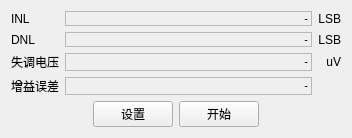
Quenii/ADCEVM-minor, file trunk/soft/zebra-tester/qdynamictestwidget.ui: the form before one commit.
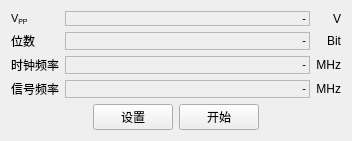
The form after the commit. Custom widgets are drawn as their Qt base class.

The edit to the form file:
```diff
--- a/trunk/soft/zebra-tester/qdynamictestwidget.ui
+++ b/trunk/soft/zebra-tester/qdynamictestwidget.ui
@@ -19,7 +19,14 @@
      <item row="0" column="0" colspan="2">
       <widget class="QLabel" name="label_16">
        <property name="text">
-        <string>INL</string>
+        <string>&lt;!DOCTYPE HTML PUBLIC &quot;-//W3C//DTD HTML 4.0//EN&quot; &quot;http://www.w3.org/TR/REC-html40/strict.dtd&quot;&gt;
+&lt;html&gt;&lt;head&gt;&lt;meta name=&quot;qrichtext&quot; content=&quot;1&quot; /&gt;&lt;style type=&quot;text/css&quot;&gt;
+p, li { white-space: pre-wrap; }
+&lt;/style&gt;&lt;/head&gt;&lt;body style=&quot; font-family:'MS Shell Dlg 2'; font-size:8.25pt; font-weight:400; font-style:normal;&quot;&gt;
+&lt;p style=&quot; margin-top:0px; margin-bottom:0px; margin-left:0px; margin-right:0px; -qt-block-indent:0; text-indent:0px;&quot;&gt;&lt;span style=&quot; font-size:8pt;&quot;&gt;V&lt;/span&gt;&lt;span style=&quot; font-size:8pt; vertical-align:sub;&quot;&gt;PP&lt;/span&gt;&lt;/p&gt;&lt;/body&gt;&lt;/html&gt;</string>
+       </property>
+       <property name="textFormat">
+        <enum>Qt::RichText</enum>
        </property>
       </widget>
      </item>
@@ -49,7 +56,7 @@
      <item row="0" column="3">
       <widget class="QLabel" name="label_17">
        <property name="text">
-        <string>LSB</string>
+        <string>V</string>
        </property>
        <property name="alignment">
         <set>Qt::AlignRight|Qt::AlignTrailing|Qt::AlignVCenter</set>
@@ -59,7 +66,7 @@
      <item row="1" column="0" colspan="2">
       <widget class="QLabel" name="label_18">
        <property name="text">
-        <string>DNL</string>
+        <string>位数</string>
        </property>
       </widget>
      </item>
@@ -89,7 +96,7 @@
      <item row="1" column="3">
       <widget class="QLabel" name="label_19">
        <property name="text">
-        <string>LSB</string>
+        <string>Bit</string>
        </property>
        <property name="alignment">
         <set>Qt::AlignRight|Qt::AlignTrailing|Qt::AlignVCenter</set>
@@ -99,7 +106,7 @@
      <item row="2" column="0" colspan="2">
       <widget class="QLabel" name="label_20">
        <property name="text">
-        <string>失调电压</string>
+        <string>时钟频率</string>
        </property>
       </widget>
      </item>
@@ -129,7 +136,7 @@
      <item row="2" column="3">
       <widget class="QLabel" name="label_21">
        <property name="text">
-        <string>uV</string>
+        <string>MHz</string>
        </property>
        <property name="alignment">
         <set>Qt::AlignRight|Qt::AlignTrailing|Qt::AlignVCenter</set>
@@ -139,7 +146,7 @@
      <item row="3" column="0" colspan="2">
       <widget class="QLabel" name="label_22">
        <property name="text">
-        <string>增益误差</string>
+        <string>信号频率</string>
        </property>
       </widget>
      </item>
@@ -166,6 +173,16 @@
        </property>
       </widget>
      </item>
+     <item row="3" column="3">
+      <widget class="QLabel" name="label_23">
+       <property name="text">
+        <string>MHz</string>
+       </property>
+       <property name="alignment">
+        <set>Qt::AlignRight|Qt::AlignTrailing|Qt::AlignVCenter</set>
+       </property>
+      </widget>
+     </item>
     </layout>
    </item>
    <item>
```
Left out of the diff: 2 changed lines with no effect on the pictures.
